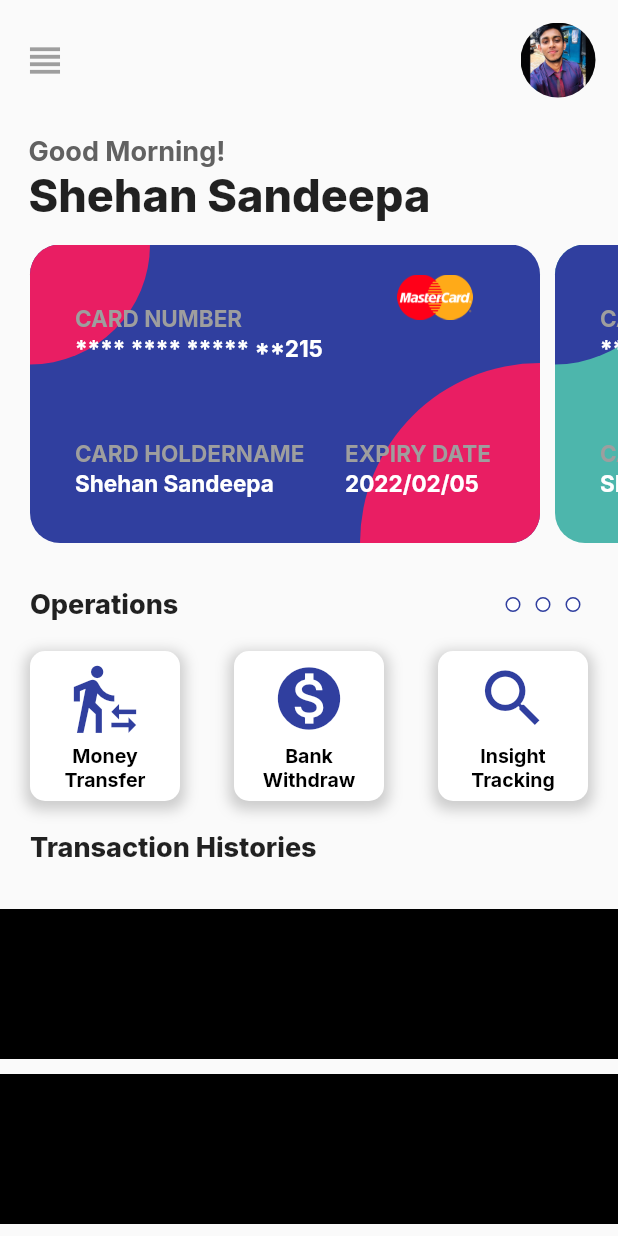
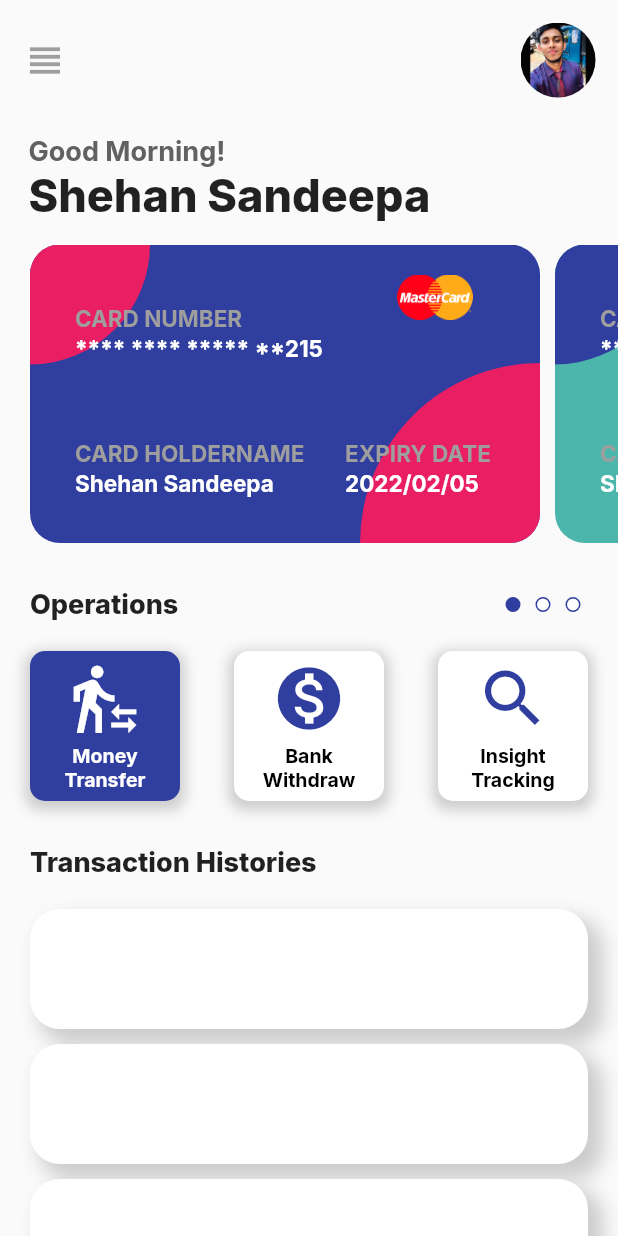
Before and after one commit to Shehan82/flutter-UI-practice-1, a Flutter app: the screen it shows after launch, on a phone screen of 412 x 824 dp. Run offline on Flutter 3.47's test engine with Material 2 defaults, Android fonts, the phone set to English and light mode, and no system bars; our stand-ins replace google_fonts.

Commit message:
change some box decoration in the Trasaction elements

```diff
--- a/lib/screens/home.dart
+++ b/lib/screens/home.dart
@@ -7,7 +7,7 @@ class HomeScreen extends StatefulWidget {
 }
 
 class _HomeScreenState extends State<HomeScreen> {
-  int currentState = 0;
+  int currentState = 1;
   var card = [
     {
       "name": "Shehan Sandeepa",
@@ -443,7 +443,7 @@ class _HomeScreenState extends State<HomeScreen> {
               ),
             ),
             Container(
-              margin: EdgeInsets.all(20),
+              margin: EdgeInsets.only(top: 30, right: 20, left: 20, bottom: 10),
               child: Text(
                 "Transaction Histories",
                 style: GoogleFonts.inter(
@@ -455,10 +455,19 @@ class _HomeScreenState extends State<HomeScreen> {
                 itemCount: 5,
                 itemBuilder: (context, index) {
                   return Container(
-                    margin: EdgeInsets.only(top: 10),
-                    height: 100,
-                    width: 100,
-                    decoration: BoxDecoration(color: Colors.black),
+                    margin: EdgeInsets.only(top: 10, right: 20, left: 20),
+                    height: 80,
+                    decoration: BoxDecoration(
+                        color: Colors.white,
+                        borderRadius: BorderRadius.circular(20),
+                        boxShadow: [
+                          BoxShadow(
+                            color: Colors.grey.withOpacity(0.5),
+                            spreadRadius: 2,
+                            blurRadius: 10,
+                            offset: Offset(8, 8),
+                          )
+                        ]),
                   );
                 })
           ],
```
